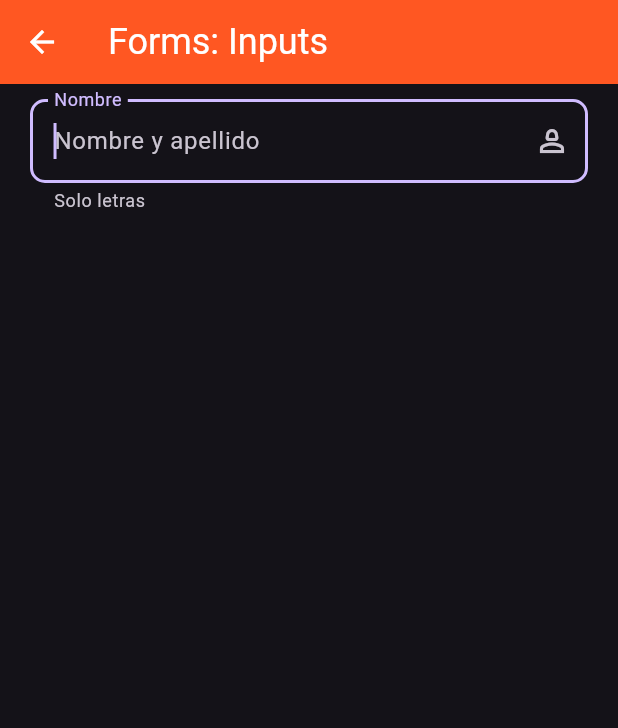
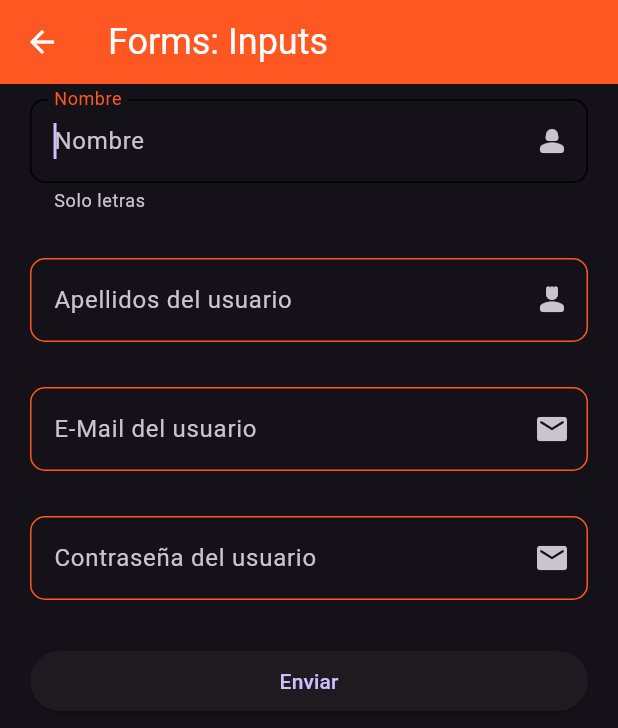
Before and after one commit to jeroen1010/fl_components, a Flutter app: the InputsScreen screen opened by its route, on a phone screen of 412 x 824 dp. Shown: the top 728 px of the screen. Run offline on Flutter 3.47's test engine with Material 3 defaults, Android fonts, the phone set to English and light mode, and no system bars.

Commit message:
Widget custim text y nuevos campos del formualrio

```diff
--- a/lib/screens/inputs_screen.dart
+++ b/lib/screens/inputs_screen.dart
@@ -1,4 +1,6 @@
+import 'package:fl_components/widgets/widgets.dart';
 import 'package:flutter/material.dart';
+import 'package:flutter/services.dart';
 
 class InputsScreen extends StatelessWidget {
 
@@ -6,40 +8,72 @@ class InputsScreen extends StatelessWidget {
 
   @override
   Widget build(BuildContext context) {
+
+    final myFormKey = GlobalKey<FormState>();
+
+    final Map<String, String> formValues = {
+      'nombre' : 'Andres',
+      'apellido': 'Iniesta',
+      'email' : 'iniesta@gmail.com',
+      'password': '12345',
+      'role': 'usuario'
+    };
+
     return Scaffold(
       appBar: AppBar(
         title: const Text('Forms: Inputs'),
       ),
       body: SingleChildScrollView(
-         padding: EdgeInsets.symmetric(horizontal: 20, vertical: 10),
-         child: Column(
-          children: [
-            TextFormField(
-              autofocus: true,
-              //initialValue: 'Escriba algo',
-              textCapitalization: TextCapitalization.words,
-              onChanged: (value) {
-                print('value: $value');
-              },
-              validator: (value) {
-                if (value!.length < 3){
-                  return 'Mínimo 3 caracteres';
-                }
-              },
-              autovalidateMode: AutovalidateMode.onUserInteraction,
-              decoration: InputDecoration(
-                hintText: 'Nombre y apellido',
+         padding: const EdgeInsets.symmetric(horizontal: 20, vertical: 10),
+         child: Form(
+          key: myFormKey,
+           child: Column(
+            children: [
+              const CustomTextFormField(
+                hintText: 'Nombre',
                 labelText: 'Nombre',
                 helperText: 'Solo letras',
-                //prefixIcon: Icon(Icons.verified_user_outlined),
-                //icon: Icon(Icons.assignment_ind_outlined),
-                suffixIcon: Icon(Icons.person_2_outlined),
-                border: OutlineInputBorder(
-                  borderRadius: BorderRadius.circular(10),
-                )
+                suffixIcon: Icons.person_2_rounded,
+                obscureText: false,
+              ),
+              const SizedBox(height: 30),
+              const CustomTextFormField(
+                hintText: 'Apellidos',
+                labelText: 'Apellidos del usuario',
+                suffixIcon: Icons.person_4_rounded,
+                obscureText: false,
+              ),
+              const SizedBox(height: 30),
+              const CustomTextFormField(
+                hintText: 'E-Mail',
+                labelText: 'E-Mail del usuario',
+                suffixIcon: Icons.email_rounded,
+                keyboardType: TextInputType.emailAddress,
+                obscureText: false,
+              ),
+              const SizedBox(height: 30),
+              const CustomTextFormField(
+                hintText: 'Contraseña',
+                labelText: 'Contraseña del usuario',
+                suffixIcon: Icons.email_rounded,
+                obscureText: true,
+              ),
+              const SizedBox(height: 30),
+              ElevatedButton(
+                onPressed: () {
+                  FocusScope.of(context).requestFocus(FocusNode());
+                  if(!myFormKey.currentState!.validate()) {
+                    print('Formulario no válido');
+                    return;
+                  }
+                },
+                child: const SizedBox(
+                  width: double.infinity,
+                  child: Center(child: Text('Enviar'))
+                  )
               )
-              )
-          ]
+            ]
+           ),
          ),
       ),
     );
--- a/lib/theme/app_theme.dart
+++ b/lib/theme/app_theme.dart
@@ -24,6 +24,17 @@ class AppTheme {
         floatingActionButtonTheme: const FloatingActionButtonThemeData(
           backgroundColor: primary,
           elevation: 5
+        ),
+        //InputDecoration
+        inputDecorationTheme: InputDecorationTheme(
+          floatingLabelStyle: TextStyle(color: primary),
+          enabledBorder: OutlineInputBorder(
+            borderSide: BorderSide(color: primary),
+            borderRadius: BorderRadius.circular(10)
+          ),
+          focusedBorder: OutlineInputBorder(
+            borderRadius: BorderRadius.circular(10)
+          )
         )
   );
 }
--- /dev/null
+++ b/lib/widgets/custom_text_form_field.dart
@@ -0,0 +1,47 @@
+import 'package:flutter/material.dart';
+
+class CustomTextFormField extends StatelessWidget {
+
+  final String? hintText;
+  final String? labelText;
+  final String? helperText;
+  final IconData? icon;
+  final IconData? suffixIcon;
+  final TextInputType? keyboardType;
+  final bool obscureText;
+
+  const CustomTextFormField({
+    super.key, this.hintText, this.labelText, this.helperText, this.icon, this.suffixIcon, this.keyboardType, required this.obscureText,
+  });
+
+  @override
+  Widget build(BuildContext context) {
+    return TextFormField(
+      autofocus: true,
+      //initialValue: 'Escriba algo',
+      textCapitalization: TextCapitalization.words,
+      keyboardType: keyboardType,
+      obscureText: obscureText,
+      onChanged: (value) {
+        print('value: $value');
+      },
+      validator: (value) {
+        if (value!.length < 3){
+          return 'Mínimo 3 caracteres';
+        }
+      },
+      autovalidateMode: AutovalidateMode.onUserInteraction,
+      decoration: InputDecoration(
+        hintText: hintText,
+        labelText: labelText,
+        helperText: helperText,
+        //prefixIcon: Icon(Icons.verified_user_outlined),
+        //icon: Icon(Icons.assignment_ind_outlined),
+        suffixIcon: Icon(suffixIcon),
+        border: OutlineInputBorder(
+          borderRadius: BorderRadius.circular(10),
+        )
+      )
+      );
+  }
+}
--- a/lib/widgets/widgets.dart
+++ b/lib/widgets/widgets.dart
@@ -1,2 +1,3 @@
 export 'package:fl_components/widgets/custom_card_tipo_1.dart';
 export 'package:fl_components/widgets/custom_card_tipo_2.dart';
+export 'package:fl_components/widgets/custom_text_form_field.dart';
```
